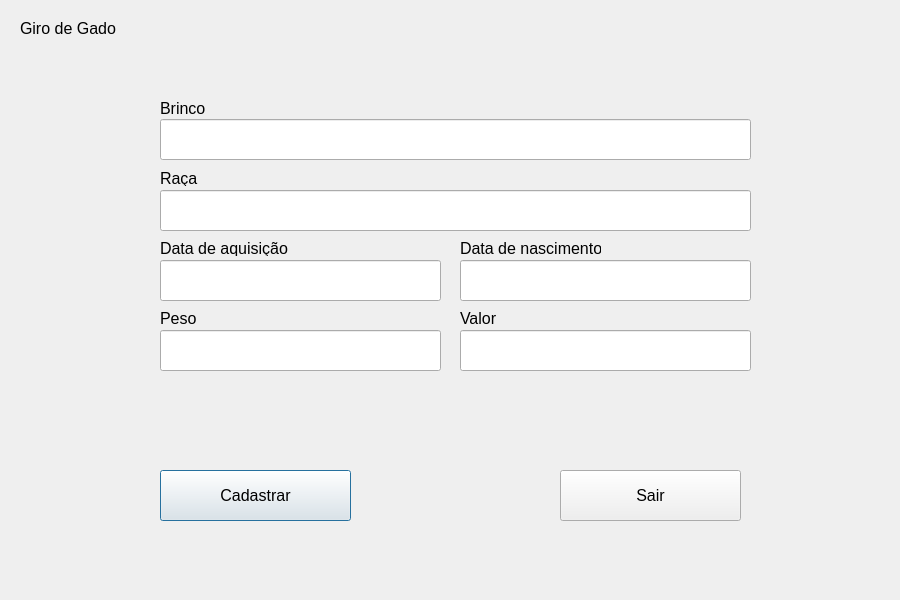
Before: the Qt Designer form views/cattlebuyscreen.ui in MaceGabriel/GiroDeGado, drawn with Qt 5.
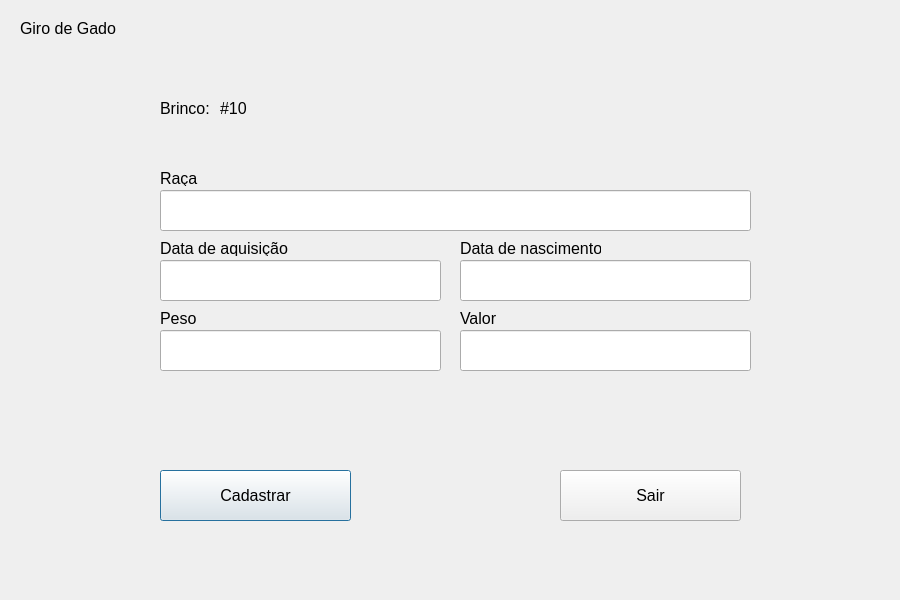
After: the same form once the commit is applied.

Commit message: brinco de gado automatico

The edit to the form file:
```diff
--- a/views/cattlebuyscreen.ui
+++ b/views/cattlebuyscreen.ui
@@ -28,7 +28,7 @@
     </font>
    </property>
    <property name="text">
-    <string>Brinco</string>
+    <string>Brinco:</string>
    </property>
   </widget>
   <widget class="QLabel" name="labelBreed">
@@ -175,21 +175,6 @@
     <string>Sair</string>
    </property>
   </widget>
-  <widget class="QLineEdit" name="inputEarring">
-   <property name="geometry">
-    <rect>
-     <x>160</x>
-     <y>119</y>
-     <width>591</width>
-     <height>41</height>
-    </rect>
-   </property>
-   <property name="font">
-    <font>
-     <pointsize>12</pointsize>
-    </font>
-   </property>
-  </widget>
   <widget class="QLineEdit" name="inputBreed">
    <property name="geometry">
     <rect>
@@ -265,6 +250,24 @@
     </font>
    </property>
   </widget>
+  <widget class="QLabel" name="labelCattleEarring">
+   <property name="geometry">
+    <rect>
+     <x>220</x>
+     <y>100</y>
+     <width>141</width>
+     <height>16</height>
+    </rect>
+   </property>
+   <property name="font">
+    <font>
+     <pointsize>12</pointsize>
+    </font>
+   </property>
+   <property name="text">
+    <string>#10</string>
+   </property>
+  </widget>
  </widget>
  <resources/>
  <connections/>
```
The commit also changes 2543 other files.
